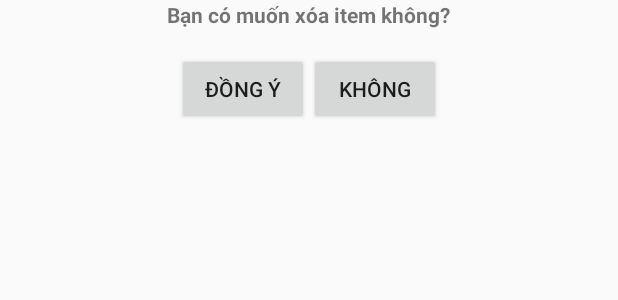
After one commit to huynhvy00/list, an Android app: the layout layoutdialog.xml on its own in the app's theme, with its tools: preview values and no code run, on a phone screen of 412 x 824 dp. The commit adds this screen. Shown: the top 300 px of the screen. Run offline under Robolectric (Android 15) with nearby library versions, the phone set to English and light mode, and no system bars.

Commit message:
finsh-project

```diff
--- /dev/null
+++ b/app/src/main/res/layout/layoutdialog.xml
@@ -0,0 +1,33 @@
+<?xml version="1.0" encoding="utf-8"?>
+<LinearLayout xmlns:android="http://schemas.android.com/apk/res/android"
+    android:layout_width="match_parent"
+    android:layout_height="match_parent"
+    android:orientation="vertical">
+
+    <TextView
+        android:layout_width="wrap_content"
+        android:layout_height="wrap_content"
+        android:layout_gravity="center"
+        android:text="Bạn có muốn xóa item không?"
+        android:textStyle="bold" />
+
+    <LinearLayout
+        android:layout_marginTop="16dp"
+        android:layout_gravity="center"
+        android:layout_width="wrap_content"
+        android:layout_height="wrap_content"
+        android:orientation="horizontal">
+
+        <Button
+            android:id="@+id/btn_dong_y"
+            android:layout_width="wrap_content"
+            android:layout_height="wrap_content"
+            android:text="Đồng ý" />
+
+        <Button
+            android:id="@+id/btn_khong"
+            android:layout_width="wrap_content"
+            android:layout_height="wrap_content"
+            android:text="Không" />
+    </LinearLayout>
+</LinearLayout>
--- a/app/src/main/res/values/styles.xml
+++ b/app/src/main/res/values/styles.xml
@@ -1,6 +1,6 @@
 <resources>
     <!-- Base application theme. -->
-    <style name="AppTheme" parent="Theme.AppCompat.Light.DarkActionBar">
+    <style name="AppTheme" parent="Theme.AppCompat.Light.NoActionBar">
         <!-- Customize your theme here. -->
         <item name="colorPrimary">@color/colorPrimary</item>
         <item name="colorPrimaryDark">@color/colorPrimaryDark</item>
```
Also changed, not shown: app/src/main/java/com/example/ktra/Dialog_layout.java (added, +85 -0 lines), app/src/main/java/com/example/ktra/MainActivity.java (+29 -1 lines).
